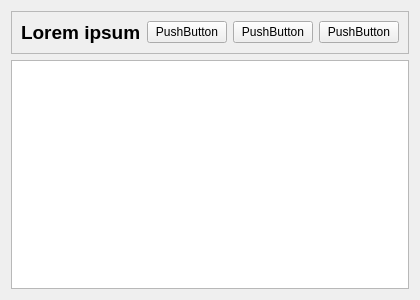
This is gallery-core/gallery-desktop/AlbumWidget.ui in wxz879526/QT_Demo as Qt 5 draws it before an edit. The edited form follows.
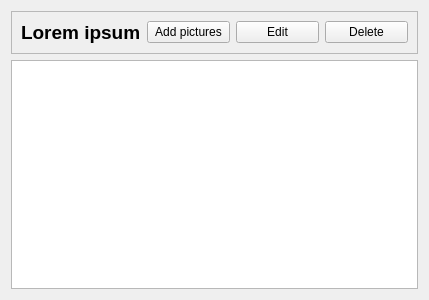
This is the edited form. Icons and pictures are not drawn.

Patch:
```diff
--- a/gallery-core/gallery-desktop/AlbumWidget.ui
+++ b/gallery-core/gallery-desktop/AlbumWidget.ui
@@ -6,7 +6,7 @@
    <rect>
     <x>0</x>
     <y>0</y>
-    <width>400</width>
+    <width>429</width>
     <height>300</height>
    </rect>
   </property>
@@ -40,7 +40,7 @@
       <item>
        <widget class="QPushButton" name="addPicturesButton">
         <property name="text">
-         <string>PushButton</string>
+         <string>Add pictures</string>
         </property>
         <property name="icon">
          <iconset resource="res/resource.qrc">
@@ -51,7 +51,7 @@
       <item>
        <widget class="QPushButton" name="editButton">
         <property name="text">
-         <string>PushButton</string>
+         <string>Edit</string>
         </property>
         <property name="icon">
          <iconset resource="res/resource.qrc">
@@ -62,7 +62,7 @@
       <item>
        <widget class="QPushButton" name="deleteButton">
         <property name="text">
-         <string>PushButton</string>
+         <string>Delete</string>
         </property>
         <property name="icon">
          <iconset resource="res/resource.qrc">
```
